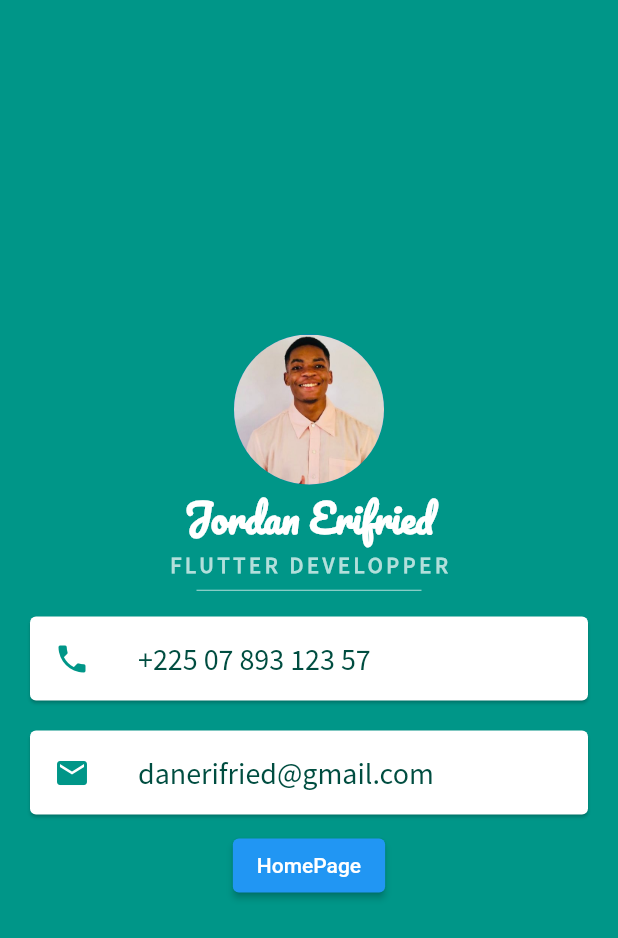
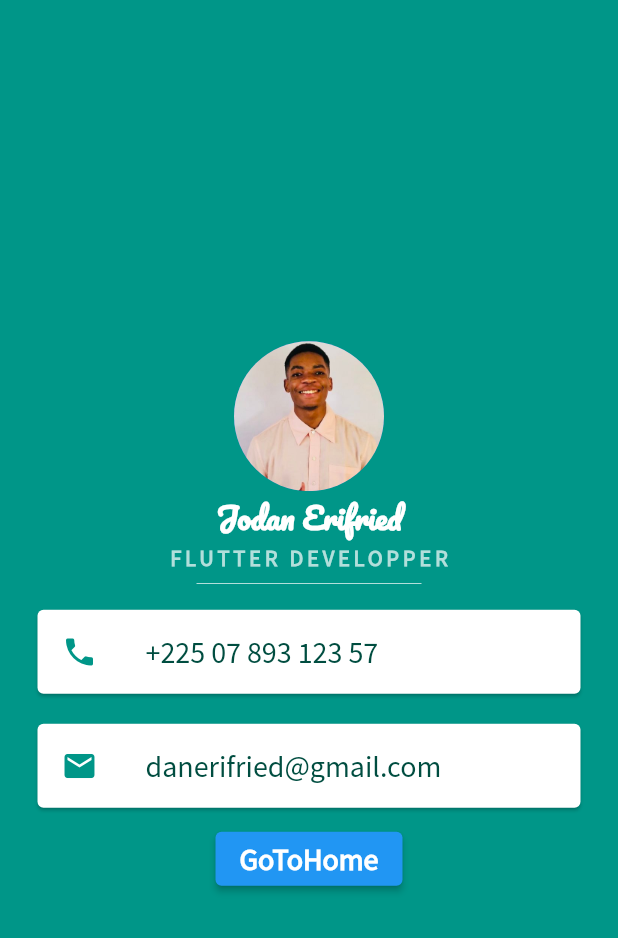
Before and after one commit to Jordan-erifried/MultiChoice, a Flutter app: the MyCard screen opened directly, on a phone screen of 412 x 824 dp. Shown: the top 938 px of the screen. Run offline on Flutter 3.47's test engine with Material 2 defaults, Android fonts, the phone set to English and light mode, and no system bars.

Commit message:
Adding ElevatedButton and i replaced all the code

```diff
--- a/lib/my_card.dart
+++ b/lib/my_card.dart
@@ -11,19 +11,18 @@ class MyCard extends StatelessWidget {
       body: SafeArea(
         child: Column(
           mainAxisAlignment: MainAxisAlignment.center,
-          children: [
-           const  CircleAvatar(
+          children: <Widget>[
+            const CircleAvatar(
               backgroundImage: AssetImage('images/erd.JPG'),
               radius: 50.0,
             ),
-
             const Text(
-              'Jordan Erifried',
+                'Jodan Erifried',
               style: TextStyle(
-                fontSize: 25.0,
                 fontWeight: FontWeight.bold,
+                color: Colors.white,
+                fontSize: 20.0,
                 fontFamily: 'Pacifico',
-                color: Colors.white,
               ),
             ),
 
@@ -31,12 +30,13 @@ class MyCard extends StatelessWidget {
                 'FLUTTER DEVELOPPER',
               style: TextStyle(
                 color: Colors.teal.shade100,
+                fontSize: 15.0,
                 fontFamily: 'Source Sans Pro',
                 letterSpacing: 2.5,
                 fontWeight: FontWeight.bold,
-                fontSize: 15.0,
               ),
             ),
+
             SizedBox(
               height: 15.0,
               width: 150.0,
@@ -44,8 +44,9 @@ class MyCard extends StatelessWidget {
                 color: Colors.teal.shade100,
               ),
             ),
+
             Card(
-              margin: const EdgeInsets.symmetric(vertical: 10.0, horizontal: 20.0),
+              margin: const EdgeInsets.symmetric(vertical: 10.0, horizontal: 25.0),
               child: ListTile(
                 leading: const Icon(
                   Icons.phone,
@@ -54,15 +55,16 @@ class MyCard extends StatelessWidget {
                 title: Text(
                   '+225 07 893 123 57',
                   style: TextStyle(
-                    fontFamily: 'Source Sans Pro',
                     color: Colors.teal.shade900,
                     fontSize: 20.0,
+                    fontFamily: 'Source Sans Pro',
                   ),
                 ),
-              )
               ),
+            ),
+
             Card(
-              margin: const EdgeInsets.symmetric(vertical: 10.0, horizontal: 20.0),
+              margin: const EdgeInsets.symmetric(vertical: 10.0, horizontal: 25.0),
               child: ListTile(
                 leading: const Icon(
                   Icons.mail,
@@ -71,9 +73,9 @@ class MyCard extends StatelessWidget {
                 title: Text(
                   'danerifried@gmail.com',
                   style: TextStyle(
-                    fontFamily: 'Source Sans Pro',
                     color: Colors.teal.shade900,
                     fontSize: 20.0,
+                    fontFamily: 'Source Sans Pro',
                   ),
                 ),
               ),
@@ -88,8 +90,16 @@ class MyCard extends StatelessWidget {
                   )
                 );
               },
-              child: const Text('HomePage'),
+              child: const Text(
+                'GoToHome',
+                style: TextStyle(
+                  fontFamily:'Source Sans Pro',
+                  fontSize: 20.0,
+                  fontWeight: FontWeight.bold,
                 ),
+              ),
+            )
+
           ],
         ),
       ),
```
Lines whose indentation alone changed are shown as unchanged.
